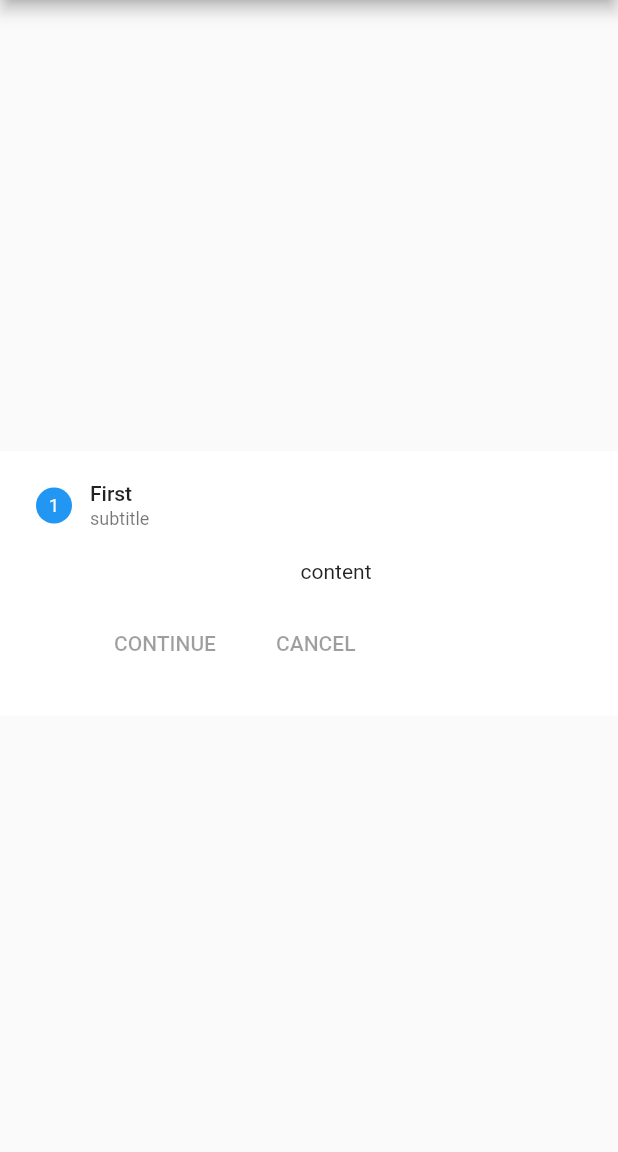
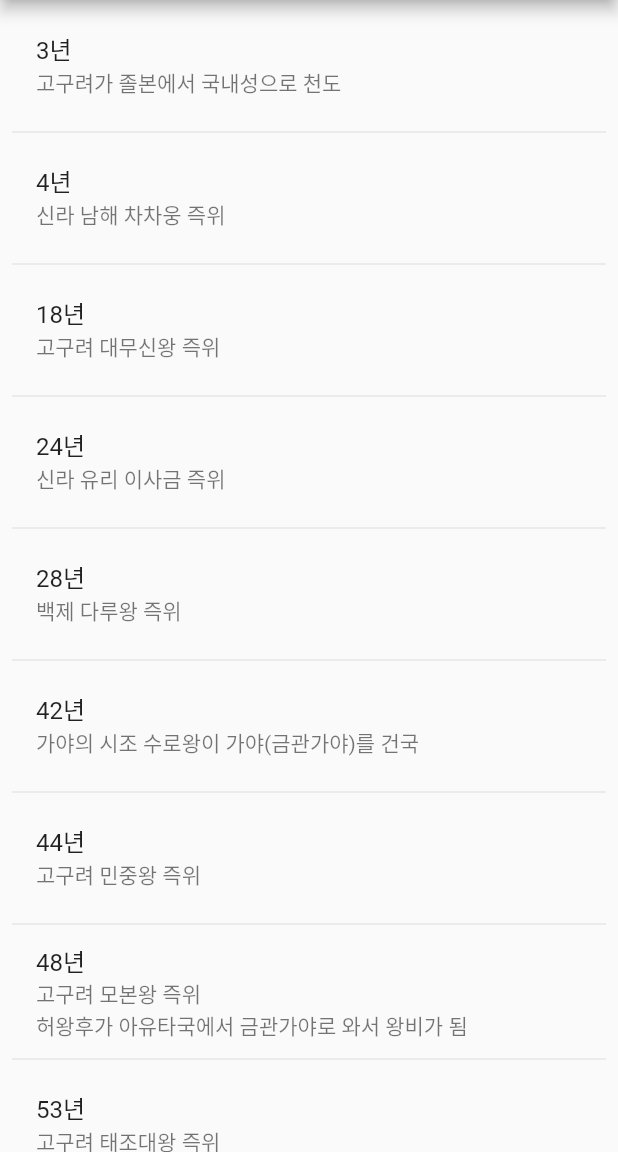
Before and after one commit to gotoERROR00111011/KoreanHistory, a Flutter app: the HistoryPage screen opened directly, on a phone screen of 412 x 824 dp, the part 84-1236 px from its top. Run offline on Flutter 3.47's test engine with Material 2 defaults, Android fonts, the phone set to English and light mode, and no system bars.

Commit message:
Update history page

```diff
--- a/lib/history_list.dart
+++ b/lib/history_list.dart
@@ -1,10 +1,34 @@
+class KoreanHistory {
+  static int today = 2020 + 1;
+  List<int> event = new List<int>();
+  List<List<String>> korean = new List<List<String>>(today);
 
-List<List<String>> getKoreanHistory() {
-  List<List<String>> korean = new List<List<String>>(2021);
-  for(int i=0; i<korean.length; ++i){
+  KoreanHistory() {
+    for (int i = 0; i < korean.length; ++i) {
       korean[i] = new List<String>();
     }
+    setKoreanHistory();
 
+    for (int i = 0; i < korean.length; ++i) {
+      if (korean[i].length != 0) {
+        event.add(i);
+      }
+    }
+  }
+
+  int getToday() {
+    return today;
+  }
+
+  List<int> getYears() {
+    return event;
+  }
+
+  List<List<String>> getEvents() {
+    return korean;
+  }
+
+  List<List<String>> setKoreanHistory() {
     /*
     korean[기원전 70만].add('수렵경제 - 뗀석기(石), 골각기(骨)');
     korean[기원전 70만].add('주거생활 - 동굴이나 바위그늘 (전기) , 막집 (후기)');
@@ -434,7 +458,8 @@ List<List<String>> getKoreanHistory() {
     korean[1904].add('러일 전쟁 발발, 한국과 일본간에 한일의정서 체결');
     korean[1905].add('을사늑약 체결');
     korean[1906].add('통감부 설치');
-  korean[1907].add('국채보상운동, 대한제국 고종황제가 강제 퇴위되고 대한제국 순종황제가 즉위, 한국과 일본간에 한·일 신협약 체결, 군대가 해산, 헤이그 특사 파견, 고종 강제퇴위, 신민회 창립');
+    korean[1907].add(
+        '국채보상운동, 대한제국 고종황제가 강제 퇴위되고 대한제국 순종황제가 즉위, 한국과 일본간에 한·일 신협약 체결, 군대가 해산, 헤이그 특사 파견, 고종 강제퇴위, 신민회 창립');
     korean[1909].add('남한 대토벌 작전 전개, 안중근이 이토 히로부미를 사살');
     korean[1910].add('한일병합조약 체결, 숭무학교 설립(멕시코 메리다)');
     korean[1911].add('105인 사건이 일어남');
@@ -612,7 +637,8 @@ List<List<String>> getKoreanHistory() {
     korean[1991].add('9월 18일 남북한이 유엔(UN) 동시 가입');
     korean[1991].add('12월 9일 국제노동기구(ILO)가입');
     korean[1992].add('프룬제 군사대학 쿠데타 모의 사건 (조선민주주의인민공화국)');
-  korean[1992].add('4월 헌법 개정 소비에트 연방의 기초가 되는 마르크스-레닌주의를 삭제 주체사상 사회주의헌법으로대체(조선민주주의인민공화국)');
+    korean[1992].add(
+        '4월 헌법 개정 소비에트 연방의 기초가 되는 마르크스-레닌주의를 삭제 주체사상 사회주의헌법으로대체(조선민주주의인민공화국)');
     korean[1993].add('2월 25일 김영삼 대통령 취임, 문민정부 출범');
     korean[1993].add('3월 12일 조선민주주의인민공화국이 핵 확산 금지 조약 탈퇴를 선언');
     korean[1993].add('8월 12일 금융실명제 실시');
@@ -627,7 +653,8 @@ List<List<String>> getKoreanHistory() {
     korean[1997].add('11월 21일 대한민국 정부가 국제통화기금(IMF)에 구제금융을 요청');
     korean[1998].add('2월 25일 김대중 대통령 취임, 국민의 정부 출범');
     korean[1998].add('8월 송림제철소 학살 사건 (조선민주주의인민공화국)');
-  korean[1998].add('사회주의헌법 개정 공산주의 문구를 전부 삭제하고 국방위원장의 권한을 대폭 강화(조선민주주의인민공화국)');
+    korean[1998]
+        .add('사회주의헌법 개정 공산주의 문구를 전부 삭제하고 국방위원장의 권한을 대폭 강화(조선민주주의인민공화국)');
     korean[1998].add('11월 18일 금강산 관광이 시작');
     korean[1999].add('6월 15일 제1연평해전이 일어남');
     korean[2000].add('6월 15일 6·15 남북 공동 선언 발표');
@@ -693,7 +720,8 @@ List<List<String>> getKoreanHistory() {
     korean[2016].add('9월 12일 경주 5.8 지진 발생');
     korean[2016].add('9월 25일 2015년 민중 총궐기에서 물대포를 맞은 백남기 농민 사망');
     korean[2016].add('9월 27일 - 12월 7일 한국철도공사 전노조, 전국지하철 노동조합 총파업');
-  korean[2016].add('10월 24일 JTBC의 태블릿 PC보도 후 대한민국 최악의 국정농단사태 발생, 박근혜 - 최순실 게이트');
+    korean[2016]
+        .add('10월 24일 JTBC의 태블릿 PC보도 후 대한민국 최악의 국정농단사태 발생, 박근혜 - 최순실 게이트');
     korean[2016].add('10월 블랙리스트 파문');
     korean[2016].add('12월 3일 박근혜 대통령 탄핵소추안 발의');
     korean[2016].add('11월 16일 이후 - 2017년 7월까지 대한민국 조류독감(AI) 사태, 계란값 폭등');
@@ -705,7 +733,8 @@ List<List<String>> getKoreanHistory() {
     korean[2017].add('5월 18일 광주 518 민주화운동 기념식 참석, 임을 위한 행진곡 제창');
     korean[2017].add('5월 24일 청와대민정실 여민관에 일자리 상황판 설치');
     korean[2017].add('5월 29일 북한 스커드미사일 계열의 탄도미사일 발사');
-  korean[2017].add('5월 31일 이낙연 국무총리로 취임함, 같은 날 전 정부의 국방부에서 Thaad 4기 추가 배치에 대한 보고 누락 사건 발생');
+    korean[2017].add(
+        '5월 31일 이낙연 국무총리로 취임함, 같은 날 전 정부의 국방부에서 Thaad 4기 추가 배치에 대한 보고 누락 사건 발생');
     korean[2017].add('6월 18일 강경화 최초 여성 외교부 장관 임명');
     korean[2017].add('6월 30일 미국 트럼프 대통령과 한미정상회담');
     korean[2017].add('7월 7일, 8일 독일 함부르크 G20 정상회의 참석');
@@ -718,3 +747,4 @@ List<List<String>> getKoreanHistory() {
 
     return korean;
   }
+}
--- a/lib/history_page.dart
+++ b/lib/history_page.dart
@@ -1,11 +1,11 @@
 import 'package:flutter/material.dart';
+import 'package:korean_history/history_list.dart';
 
 class HistoryPage extends StatefulWidget {
   _HistoryPage createState() => _HistoryPage();
 }
 
 class _HistoryPage extends State<HistoryPage> {
-
   @override
   Widget build(BuildContext context) {
     return Scaffold(
@@ -14,28 +14,32 @@ class _HistoryPage extends State<HistoryPage> {
         title: const Text("한국사 연표"),
       ),
       body: Center(
-        child: _buildStepper(),
+        child: _buildEvents(),
       ),
     );
   }
 
-  Widget _buildStepper() {
-    return Container(
-      margin: EdgeInsets.only(top: 10),
-      color: Colors.white,
-      child: Stepper(
-        steps: [
-          _buildStep(),
-        ],
-      ),
+  Widget _buildEvents() {
+    KoreanHistory history = new KoreanHistory();
+    List<int> years = history.getYears();
+    List<List<String>> events = history.getEvents();
+
+    return ListView.separated(
+      padding: const EdgeInsets.all(8),
+      itemCount: years.length,
+      itemBuilder: (BuildContext context, int index) {
+        return _buildRow(context, years[index], events[years[index]]);
+      },
+      separatorBuilder: (BuildContext context, int index) => const Divider(),
     );
   }
 
-  Step _buildStep() {
-    return Step(
-        title: Text("First"),
-        subtitle: Text("subtitle"),
-        content: Text("content"),
-        isActive: true);
+  Widget _buildRow(BuildContext context, int year, List<String> event) {
+    return ListTile(
+      title: Text("${year}년"),
+      subtitle:
+          Text("${event.reduce((value, element) => value + '\n' + element)}"),
+      onTap: () {},
+    );
   }
 }
```
Also changed, not shown: lib/bulls_and_cows.dart (+14 -0 lines), lib/game_page.dart (added, +20 -0 lines), lib/main.dart (+47 -22 lines). Lines whose indentation alone changed are shown as unchanged.
